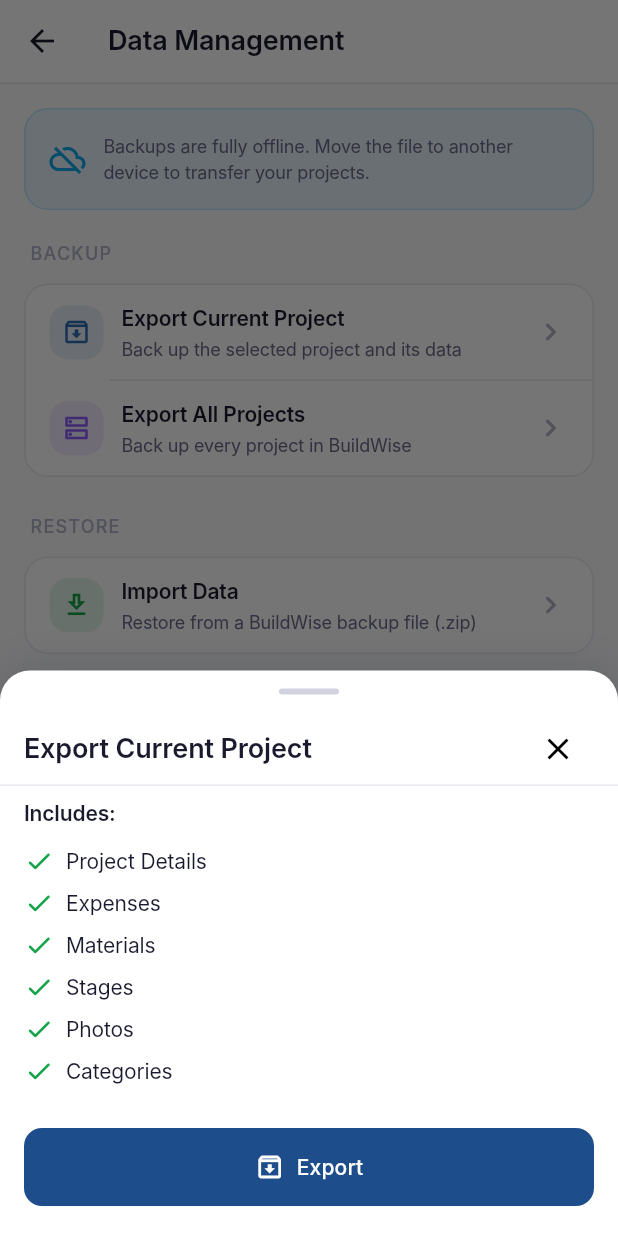
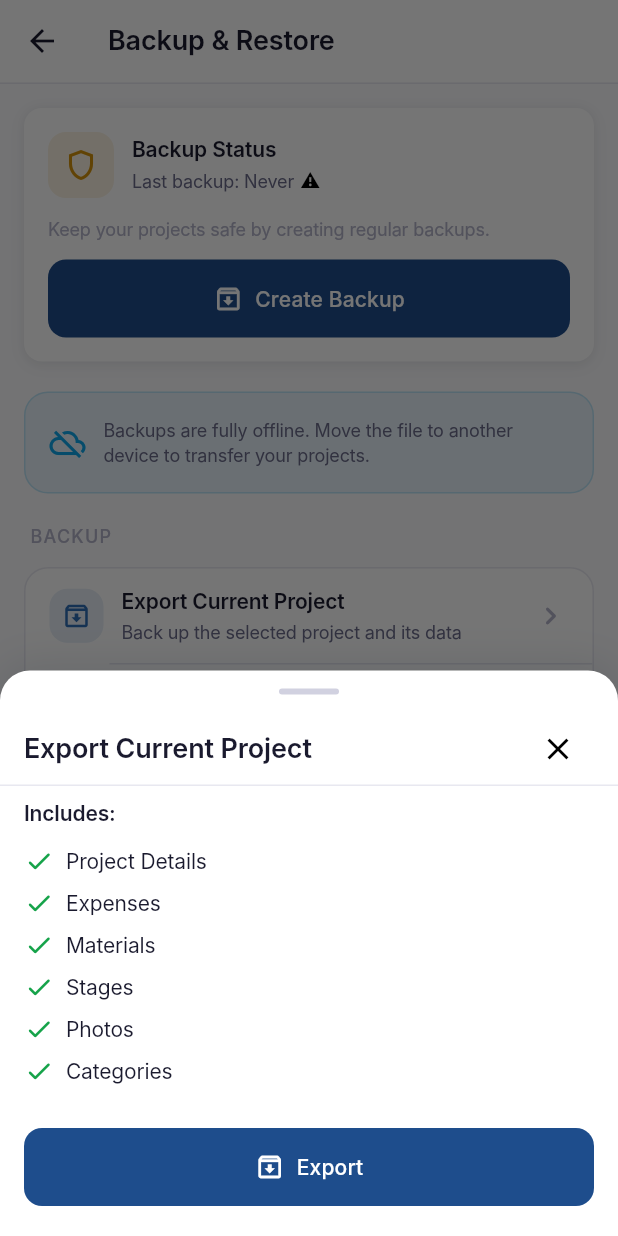
Before and after one commit to RonakDhingani/Build-Wise, a Flutter app: the DataManagementScreen screen opened directly with empty values, after a tap on "Export Current Project", on a phone screen of 412 x 824 dp. Run offline on Flutter 3.47's test engine with Material 3 defaults, Android fonts, the phone set to English and light mode, and no system bars; our stand-ins replace cloud_firestore, device_info_plus, file_picker, firebase_analytics, firebase_core, firebase_remote_config and 13 more; missing offline and left inert: tutorial_coach_mark; accounts and stored records are empty; generated files the repository leaves out were written again; Roboto replaces fonts that are missing (Inter).

Commit message:
Update [07-07-2026] : Update walkthrough onboarding and backup functionality.

```diff
--- /dev/null
+++ b/lib/features/backup/data/backup_prefs_store.dart
@@ -0,0 +1,73 @@
+import 'dart:convert';
+import 'dart:io';
+
+import 'package:path_provider/path_provider.dart';
+
+/// Immutable snapshot of the local backup preferences.
+class BackupPrefs {
+  const BackupPrefs({required this.reminderShown, this.lastBackupAt});
+
+  /// True once the one-time "Protect Your Project Data" reminder has been
+  /// shown (via either dialog button). Never resets unless app data is wiped.
+  final bool reminderShown;
+
+  /// Timestamp of the most recent successful backup export, or null if the
+  /// user has never created a backup.
+  final DateTime? lastBackupAt;
+
+  static const empty = BackupPrefs(reminderShown: false);
+
+  bool get hasBackup => lastBackupAt != null;
+
+  BackupPrefs copyWith({bool? reminderShown, DateTime? lastBackupAt}) {
+    return BackupPrefs(
+      reminderShown: reminderShown ?? this.reminderShown,
+      lastBackupAt: lastBackupAt ?? this.lastBackupAt,
+    );
+  }
+}
+
+/// Lightweight local persistence for backup-related flags. Kept out of Isar so
+/// it needs no schema/codegen — the app is fully offline and this is a single
+/// small JSON file, mirroring [WalkthroughStore].
+class BackupPrefsStore {
+  const BackupPrefsStore();
+
+  static const _fileName = 'backup_prefs.json';
+
+  Future<File> _file() async {
+    final dir = await getApplicationDocumentsDirectory();
+    return File('${dir.path}/$_fileName');
+  }
+
+  /// Reads the stored prefs. Returns [BackupPrefs.empty] (first run) when the
+  /// file is missing or unreadable.
+  Future<BackupPrefs> read() async {
+    try {
+      final file = await _file();
+      if (!await file.exists()) return BackupPrefs.empty;
+      final map = jsonDecode(await file.readAsString()) as Map<String, dynamic>;
+      final ts = map['lastBackupAt'] as String?;
+      return BackupPrefs(
+        reminderShown: map['reminderShown'] == true,
+        lastBackupAt: ts == null ? null : DateTime.tryParse(ts),
+      );
+    } catch (_) {
+      return BackupPrefs.empty;
+    }
+  }
+
+  /// Persists [prefs]. Best-effort; a failed write is swallowed (the reminder
+  /// may show again / the last-backup time may not update, but nothing breaks).
+  Future<void> write(BackupPrefs prefs) async {
+    try {
+      final file = await _file();
+      await file.writeAsString(jsonEncode({
+        'reminderShown': prefs.reminderShown,
+        'lastBackupAt': prefs.lastBackupAt?.toIso8601String(),
+      }));
+    } catch (_) {
+      // Ignored — offline best-effort store.
+    }
+  }
+}
--- a/lib/features/backup/presentation/screens/data_management_screen.dart
+++ b/lib/features/backup/presentation/screens/data_management_screen.dart
@@ -15,14 +15,24 @@ import '../../../settings/presentation/widgets/settings_group.dart';
 import '../../../settings/presentation/widgets/settings_tile.dart';
 import '../../data/models/backup_result.dart';
 import '../../domain/backup_format.dart';
+import '../providers/backup_prefs_providers.dart';
 import '../providers/backup_providers.dart';
+import '../widgets/backup_status_card.dart';
 
 /// Settings → Data Management. Offline export, import and restore. Everything
 /// here works without a backend, cloud service or internet connection.
 class DataManagementScreen extends ConsumerStatefulWidget {
-  const DataManagementScreen({super.key, required this.projectId});
+  const DataManagementScreen({
+    super.key,
+    required this.projectId,
+    this.highlightExport = false,
+  });
 
   final int projectId;
+
+  /// When true (arriving via the backup reminder's "Backup Now" action), the
+  /// Backup Status card is scrolled into view and briefly highlighted.
+  final bool highlightExport;
 
   @override
   ConsumerState<DataManagementScreen> createState() =>
@@ -32,21 +42,61 @@ class DataManagementScreen extends ConsumerStatefulWidget {
 class _DataManagementScreenState extends ConsumerState<DataManagementScreen> {
   bool _busy = false;
   String _busyLabel = '';
+  bool _highlight = false;
+  final _scrollController = ScrollController();
+  final _statusCardKey = GlobalKey();
+
+  @override
+  void initState() {
+    super.initState();
+    if (widget.highlightExport) {
+      _highlight = true;
+      WidgetsBinding.instance.addPostFrameCallback((_) => _revealStatusCard());
+    }
+  }
+
+  @override
+  void dispose() {
+    _scrollController.dispose();
+    super.dispose();
+  }
+
+  Future<void> _revealStatusCard() async {
+    final ctx = _statusCardKey.currentContext;
+    if (ctx != null) {
+      await Scrollable.ensureVisible(
+        ctx,
+        duration: const Duration(milliseconds: 400),
+        curve: Curves.easeInOut,
+        alignment: 0.05,
+      );
+    }
+    await Future<void>.delayed(const Duration(milliseconds: 1800));
+    if (mounted) setState(() => _highlight = false);
+  }
 
   @override
   Widget build(BuildContext context) {
     return AppScaffold(
-      appBar: const AppBarWidget(title: 'Data Management'),
+      appBar: const AppBarWidget(title: 'Backup & Restore'),
       body: Stack(
         children: [
           SafeArea(
             bottom: false,
             child: ListView(
+              controller: _scrollController,
               padding: const EdgeInsets.only(
                 top: AppSpacing.lg,
                 bottom: AppSpacing.xxxl,
               ),
               children: [
+                BackupStatusCard(
+                  key: _statusCardKey,
+                  highlighted: _highlight,
+                  onCreateBackup: () =>
+                      _showExportSheet(BackupScope.currentProject),
+                ),
+                const SizedBox(height: AppSpacing.xl),
                 _OfflineBanner(),
                 const SizedBox(height: AppSpacing.xl),
                 SettingsGroup(
@@ -258,8 +308,17 @@ class _DataManagementScreenState extends ConsumerState<DataManagementScreen> {
         fileName: result.fileName,
         bytes: bytes,
       );
-      if (!mounted) return;
-      if (saved != null) {
+      // A backup counts as "done" only once the user has actually completed
+      // the Save File step — cancelling the picker returns null. The picker's
+      // returned path is unreliable to stat across platforms (Android SAF
+      // content URIs, scoped storage), so instead verify against the archive
+      // we wrote ourselves at [result.filePath], which we know is on disk.
+      final isSaved = saved != null && File(result.filePath).existsSync();
+      if (isSaved) {
+        await ref
+            .read(backupPrefsProvider.notifier)
+            .recordBackup(DateTime.now());
+        if (!mounted) return;
         _toast('Backup saved.');
       }
     } catch (_) {
--- /dev/null
+++ b/lib/features/backup/presentation/widgets/backup_status_card.dart
@@ -0,0 +1,160 @@
+import 'package:flutter/material.dart';
+import 'package:flutter_riverpod/flutter_riverpod.dart';
+import 'package:intl/intl.dart';
+
+import '../../../../shared/widgets/index.dart';
+import '../../../../theme/app_colors.dart';
+import '../../../../theme/app_shadows.dart';
+import '../../../../theme/app_spacing.dart';
+import '../../../../theme/app_text_styles.dart';
+import '../providers/backup_prefs_providers.dart';
+
+/// Backup Status card shown at the top of Settings → Backup & Restore.
+///
+/// * Before any backup: "Last Backup: Never" with a warning tone and a
+///   Create Backup call to action.
+/// * After a successful backup: the last backup date & time plus an
+///   "up to date" success indicator. Updates automatically after each export.
+class BackupStatusCard extends ConsumerWidget {
+  const BackupStatusCard({
+    super.key,
+    required this.onCreateBackup,
+    this.highlighted = false,
+  });
+
+  /// Triggered by the Create Backup button (before any backup exists).
+  final VoidCallback onCreateBackup;
+
+  /// Briefly emphasised when the user arrived here via the reminder's
+  /// "Backup Now" action.
+  final bool highlighted;
+
+  static final _dateTimeFormat = DateFormat('dd MMM yyyy • hh:mm a');
+
+  @override
+  Widget build(BuildContext context, WidgetRef ref) {
+    final prefs = ref.watch(backupPrefsProvider).valueOrNull;
+    final lastBackupAt = prefs?.lastBackupAt;
+    final hasBackup = lastBackupAt != null;
+
+    final accent = hasBackup ? AppColors.success500 : AppColors.gold400;
+
+    return AnimatedContainer(
+      duration: const Duration(milliseconds: 300),
+      margin: const EdgeInsets.symmetric(horizontal: AppSpacing.pageHorizontal),
+      padding: const EdgeInsets.all(AppSpacing.cardPadding),
+      decoration: BoxDecoration(
+        color: LightThemeColors.cardBg,
+        borderRadius: BorderRadius.circular(AppDimensions.radiusMd),
+        boxShadow: AppShadows.card,
+        border: Border.all(
+          color: highlighted ? accent : Colors.transparent,
+          width: highlighted ? 2 : 0,
+        ),
+      ),
+      child: Column(
+        crossAxisAlignment: CrossAxisAlignment.start,
+        children: [
+          Row(
+            children: [
+              Container(
+                width: 44,
+                height: 44,
+                decoration: BoxDecoration(
+                  color: accent.withValues(alpha: 0.12),
+                  borderRadius: BorderRadius.circular(AppDimensions.radiusMd),
+                ),
+                child: Icon(
+                  hasBackup
+                      ? Icons.verified_outlined
+                      : Icons.shield_outlined,
+                  color: accent,
+                  size: AppDimensions.iconMd,
+                ),
+              ),
+              const SizedBox(width: AppSpacing.md),
+              Expanded(
+                child: Column(
+                  crossAxisAlignment: CrossAxisAlignment.start,
+                  children: [
+                    Text('Backup Status', style: AppTextStyles.titleSmall),
+                    const SizedBox(height: 2),
+                    Row(
+                      children: [
+                        Flexible(
+                          child: Text(
+                            hasBackup
+                                ? 'Last backup: '
+                                    '${_dateTimeFormat.format(lastBackupAt)}'
+                                : 'Last backup: Never',
+                            style: AppTextStyles.bodySmall.copyWith(
+                              color: LightThemeColors.textSecondary,
+                            ),
+                          ),
+                        ),
+                        if (!hasBackup) ...[
+                          const SizedBox(width: AppSpacing.xs),
+                          const Text('⚠️', style: TextStyle(fontSize: 13)),
+                        ],
+                      ],
+                    ),
+                  ],
+                ),
+              ),
+            ],
+          ),
+          const SizedBox(height: AppSpacing.md),
+          if (hasBackup)
+            _SuccessIndicator()
+          else ...[
+            Text(
+              'Keep your projects safe by creating regular backups.',
+              style: AppTextStyles.bodySmall.copyWith(
+                color: LightThemeColors.textTertiary,
+              ),
+            ),
+            const SizedBox(height: AppSpacing.md),
+            AppPrimaryButton(
+              label: 'Create Backup',
+              icon: Icons.archive_outlined,
+              onPressed: onCreateBackup,
+            ),
+          ],
+        ],
+      ),
+    );
+  }
+}
+
+class _SuccessIndicator extends StatelessWidget {
+  @override
+  Widget build(BuildContext context) {
+    return Container(
+      padding: const EdgeInsets.symmetric(
+        horizontal: AppSpacing.md,
+        vertical: AppSpacing.sm,
+      ),
+      decoration: BoxDecoration(
+        color: AppColors.success500.withValues(alpha: 0.1),
+        borderRadius: BorderRadius.circular(AppDimensions.radiusSm),
+      ),
+      child: Row(
+        mainAxisSize: MainAxisSize.min,
+        children: [
+          Icon(
+            Icons.check_circle,
+            color: AppColors.success500,
+            size: AppDimensions.iconSm,
+          ),
+          const SizedBox(width: AppSpacing.sm),
+          Text(
+            'Backup is up to date',
+            style: AppTextStyles.labelMedium.copyWith(
+              color: AppColors.success500,
+            ),
+          ),
+        ],
+      ),
+    );
+  }
+}
--- a/lib/shared/widgets/buttons/app_primary_button.dart
+++ b/lib/shared/widgets/buttons/app_primary_button.dart
@@ -47,9 +47,16 @@ class AppPrimaryButton extends StatelessWidget {
                       Icon(icon, size: AppDimensions.iconSm),
                       const SizedBox(width: AppSpacing.sm),
                     ],
-                    Text(label, style: AppTextStyles.labelLarge.copyWith(
-                      color: LightThemeColors.textOnPrimary,
-                    )),
+                    Flexible(
+                      child: Text(
+                        label,
+                        maxLines: 1,
+                        overflow: TextOverflow.ellipsis,
+                        style: AppTextStyles.labelLarge.copyWith(
+                          color: LightThemeColors.textOnPrimary,
+                        ),
+                      ),
+                    ),
                   ],
                 ),
         ),
--- a/lib/shared/widgets/index.dart
+++ b/lib/shared/widgets/index.dart
@@ -27,6 +27,7 @@ export 'feedback/app_success_state.dart';
 export 'dialogs/app_confirmation_dialog.dart';
 export 'dialogs/app_delete_dialog.dart';
 export 'dialogs/app_success_dialog.dart';
+export 'dialogs/backup_reminder_dialog.dart';
 export 'layout/app_scaffold.dart';
 export 'layout/app_bar_widget.dart';
 export 'layout/section_header.dart';
```
Also changed, not shown: lib/features/backup/presentation/providers/backup_prefs_providers.dart (added, +37 -0 lines), lib/features/backup/presentation/providers/backup_reminder_controller.dart (added, +80 -0 lines), lib/features/dashboard/presentation/screens/dashboard_screen.dart (+7 -0 lines), lib/features/onboarding/presentation/walkthrough_controller.dart (+7 -1 lines), lib/main.dart (+8 -0 lines), lib/navigation/app_router.dart (+13 -2 lines), lib/shared/widgets/dialogs/backup_reminder_dialog.dart (added, +128 -0 lines).
